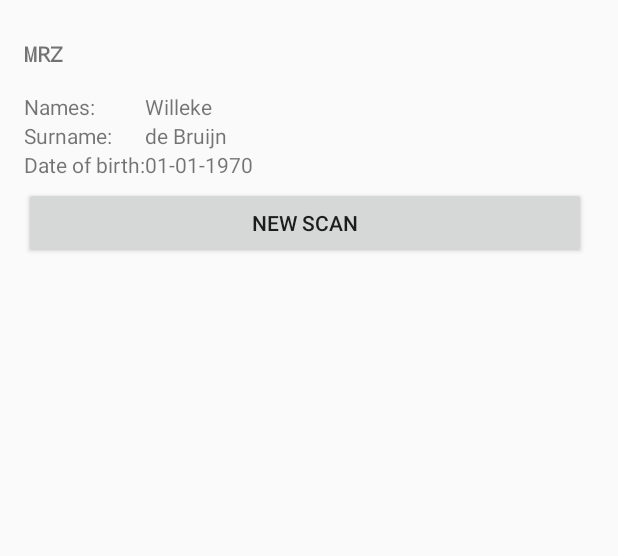
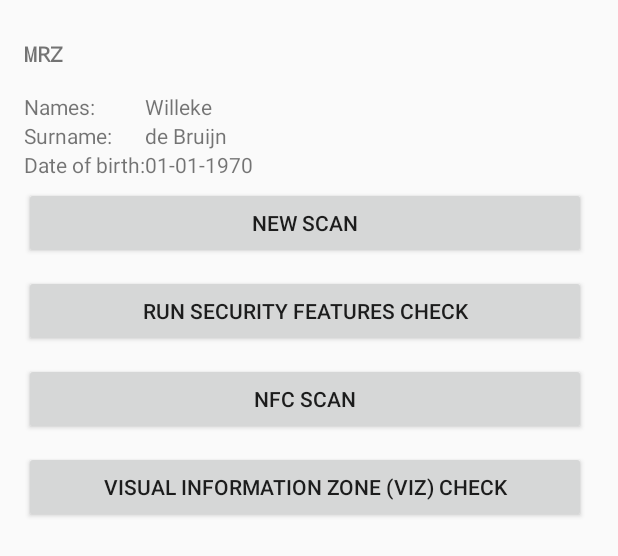
Before and after one commit to verifai-id-verification/example-app-android, an Android app: the layout activity_scan_result.xml on its own in the app's theme, with its tools: preview values and no code run, on a phone screen of 412 x 824 dp. Shown: the top 556 px of the screen. Run offline under Robolectric (Android 15) with nearby library versions, the phone set to English and light mode, and no system bars.

Commit message:
updated in processing, new checks added

```diff
--- a/app/src/main/AndroidManifest.xml
+++ b/app/src/main/AndroidManifest.xml
@@ -1,6 +1,7 @@
 <?xml version="1.0" encoding="utf-8"?>
 <manifest xmlns:android="http://schemas.android.com/apk/res/android"
     package="com.verifai.sdkexample">
+
     <application
         android:allowBackup="true"
         android:icon="@mipmap/ic_launcher"
@@ -11,8 +12,11 @@
         <activity android:name=".MainActivity">
             <intent-filter>
                 <action android:name="android.intent.action.MAIN" />
+
                 <category android:name="android.intent.category.LAUNCHER" />
             </intent-filter>
         </activity>
+        <activity android:name=".ScanResultActivity"></activity>
     </application>
+
 </manifest>
--- a/app/src/main/res/layout/result_dialog_fragment.xml
+++ b/app/src/main/res/layout/activity_scan_result.xml
@@ -76,13 +76,43 @@
             </TableRow>
         </TableLayout>
         <Button
-            android:id="@+id/button_ok"
+            android:id="@+id/button_new_scan"
             android:layout_width="match_parent"
             android:layout_height="wrap_content"
             android:text="@string/new_scan"
             android:layout_marginTop="5dp"
             android:layout_marginRight="5dp"
-            android:layout_marginBottom="16dp"
+            android:layout_marginBottom="5dp"
+            android:layout_marginEnd="5dp" />
+
+        <Button
+            android:id="@+id/button_security_features"
+            android:layout_width="match_parent"
+            android:layout_height="wrap_content"
+            android:text="@string/run_security_features_check"
+            android:layout_marginTop="5dp"
+            android:layout_marginRight="5dp"
+            android:layout_marginBottom="5dp"
+            android:layout_marginEnd="5dp" />
+
+        <Button
+            android:id="@+id/button_nfc_scan"
+            android:layout_width="match_parent"
+            android:layout_height="wrap_content"
+            android:text="@string/nfc_scan"
+            android:layout_marginTop="5dp"
+            android:layout_marginRight="5dp"
+            android:layout_marginBottom="5dp"
+            android:layout_marginEnd="5dp" />
+
+        <Button
+            android:id="@+id/button_viz_check"
+            android:layout_width="match_parent"
+            android:layout_height="wrap_content"
+            android:text="@string/visual_information_zone_check"
+            android:layout_marginTop="5dp"
+            android:layout_marginRight="5dp"
+            android:layout_marginBottom="5dp"
             android:layout_marginEnd="5dp" />
     </LinearLayout>
 </ScrollView>
--- a/app/src/main/res/values/strings.xml
+++ b/app/src/main/res/values/strings.xml
@@ -11,4 +11,7 @@
     <string name="given_surname">de Bruijn</string>
     <string name="date_of_birth">Date of birth:</string>
     <string name="dummy_date">01-01-1970</string>
+    <string name="run_security_features_check">Run security features check</string>
+    <string name="nfc_scan">NFC scan</string>
+    <string name="visual_information_zone_check">Visual information zone (VIZ) check</string>
 </resources>
--- a/build.gradle
+++ b/build.gradle
@@ -7,7 +7,7 @@ buildscript {
         jcenter()
     }
     dependencies {
-        classpath 'com.android.tools.build:gradle:3.1.3'
+        classpath 'com.android.tools.build:gradle:3.2.1'
         classpath "org.jetbrains.kotlin:kotlin-gradle-plugin:$kotlin_version"
 
         // NOTE: Do not place your application dependencies here; they belong
```
Also changed, not shown: app/build.gradle (+6 -6 lines), app/src/main/java/com/verifai/sdkexample/MainActivity.kt (+20 -29 lines), app/src/main/java/com/verifai/sdkexample/ScanResultActivity.kt (added, +166 -0 lines).
